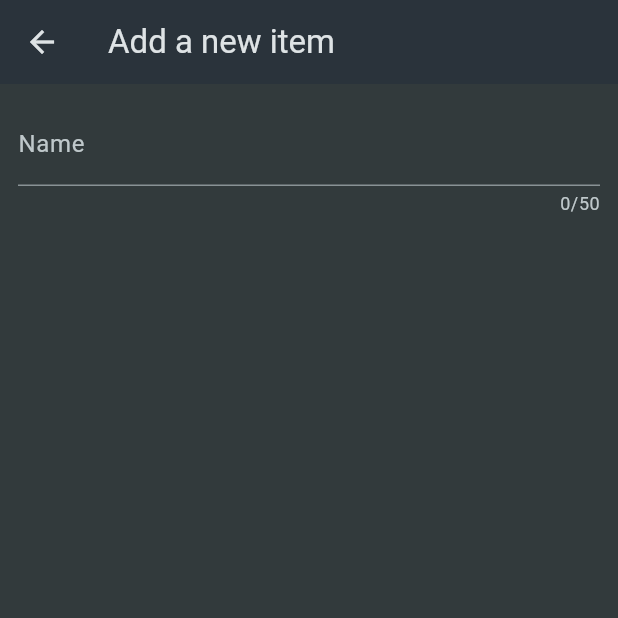
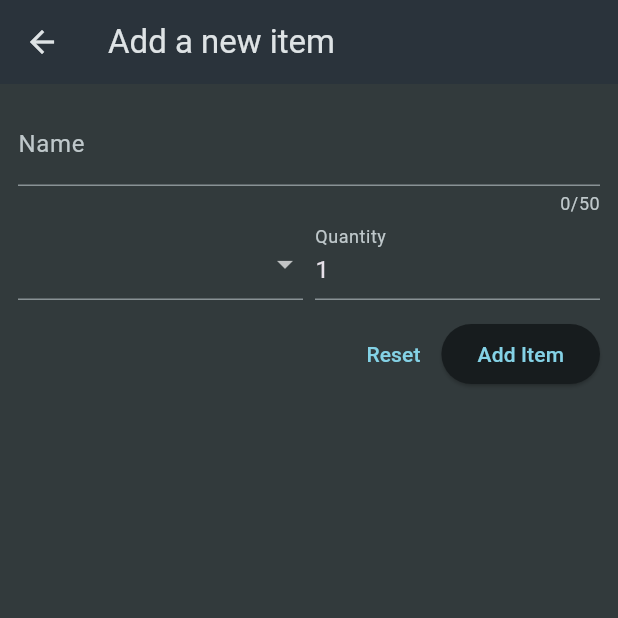
Before and after one commit to Coolhatena/flutter-shopping-list, a Flutter app: the NewItemScreen screen opened directly, on a phone screen of 412 x 824 dp, the top half of it. Run offline on Flutter 3.47's test engine with Material 3 defaults, Android fonts, the phone set to English and light mode, and no system bars.

```diff
--- a/lib/screens/new_item_screen.dart
+++ b/lib/screens/new_item_screen.dart
@@ -1,4 +1,5 @@
 import 'package:flutter/material.dart';
+import 'package:shopping_list/data/categories.dart';
 
 class NewItemScreen extends StatefulWidget {
   const NewItemScreen({super.key});
@@ -27,9 +28,68 @@ class _NewItemState extends State<NewItemScreen> {
                   label: Text('Name'),
                 ),
                 validator: (value) {
-                  return 'Demo...';
+                  if (value == null ||
+                      value.isEmpty ||
+                      value.trim().length <= 1 ||
+                      value.trim().length > 50) {
+                    return 'Must be between 1 and 50 characters.';
+                  }
+                  return null;
                 },
               ),
+              Row(
+                crossAxisAlignment: CrossAxisAlignment.end,
+                children: [
+                  Expanded(
+                    child: DropdownButtonFormField(items: [
+                      for (final category in categories.entries)
+                        DropdownMenuItem(
+                          value: category.value,
+                          child: Row(
+                            children: [
+                              Container(
+                                width: 16,
+                                height: 16,
+                                color: category.value.color,
+                              ),
+                              const SizedBox(width: 6),
+                              Text(category.value.name)
+                            ],
+                          ),
+                        )
+                    ], onChanged: (value) {}),
+                  ),
+                  const SizedBox(width: 8),
+                  Expanded(
+                    child: TextFormField(
+                      decoration: const InputDecoration(
+                        label: Text('Quantity'),
+                      ),
+                      initialValue: '1',
+                      validator: (value) {
+                        if (value == null ||
+                            value.isEmpty ||
+                            int.tryParse(value) == null ||
+                            int.tryParse(value)! <= 0) {
+                          return 'Must be a valid postive number.';
+                        }
+                        return null;
+                      },
+                    ),
+                  ),
+                ],
+              ),
+              const SizedBox(height: 12),
+              Row(
+                mainAxisAlignment: MainAxisAlignment.end,
+                children: [
+                  TextButton(onPressed: () {}, child: const Text('Reset')),
+                  ElevatedButton(
+                    onPressed: () {},
+                    child: const Text('Add Item'),
+                  )
+                ],
+              )
             ],
           ),
         ),
```
